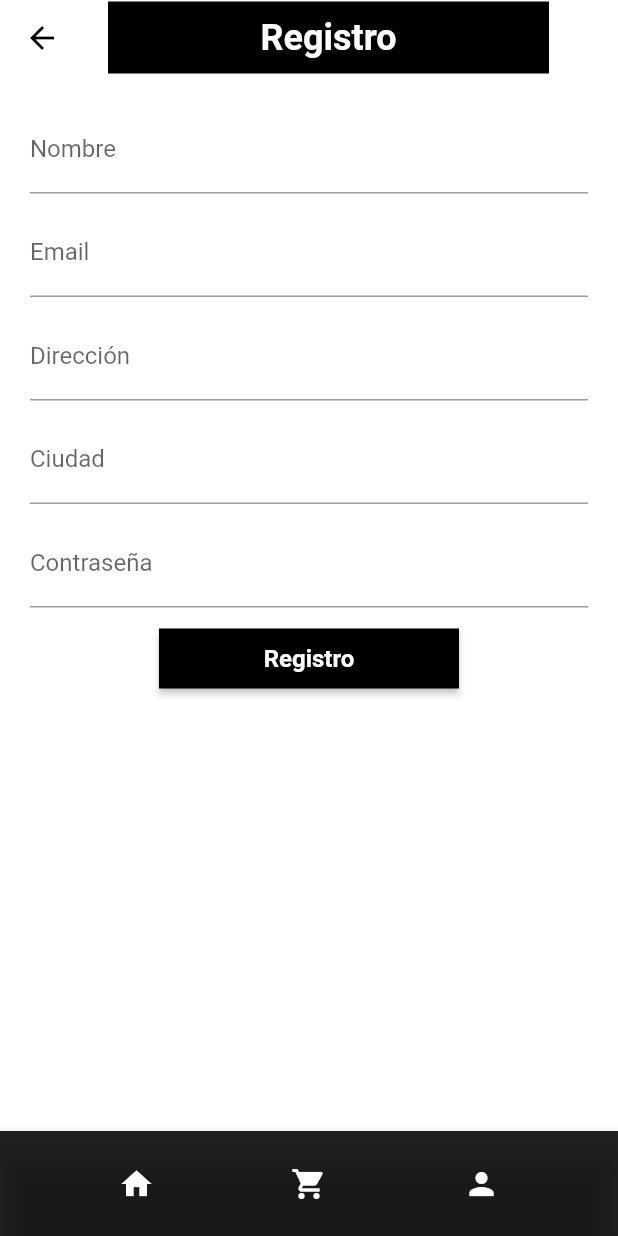
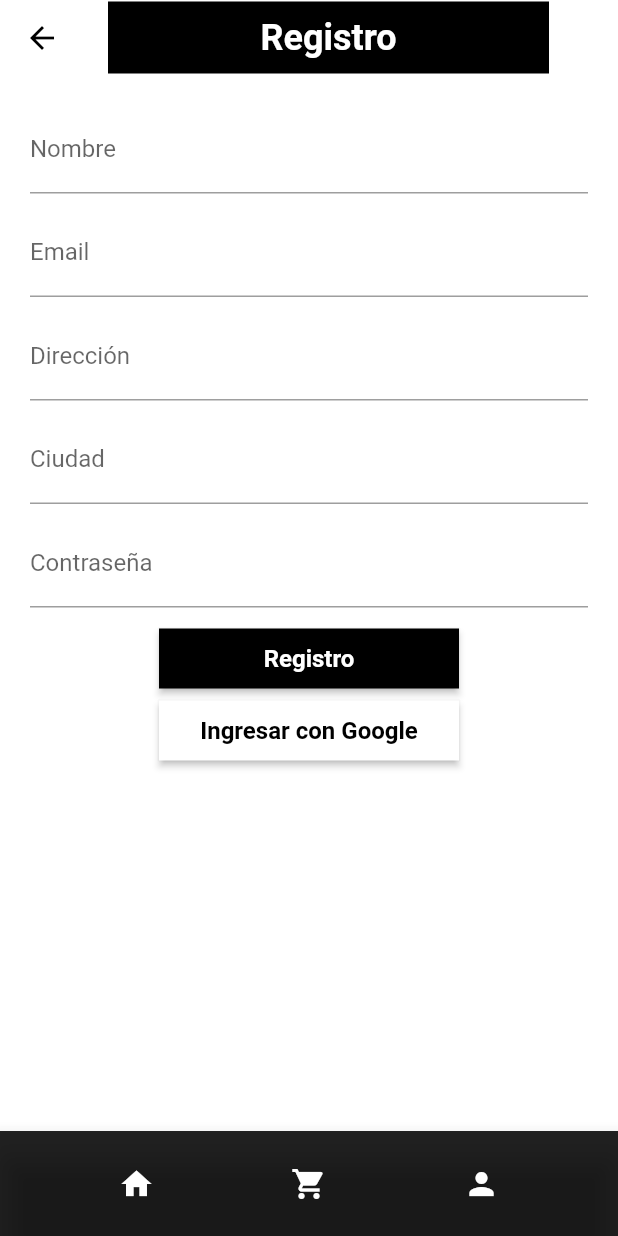
Before and after one commit to ivansing/liquor_store, a Flutter app: the SignUpScreen screen opened by its route, on a phone screen of 412 x 824 dp. Run offline on Flutter 3.47's test engine with Material 2 defaults, Android fonts, the phone set to English and light mode, and no system bars; our stand-ins replace bloc, carousel_slider, cloud_firestore, equatable, firebase_auth, firebase_core and 6 more; missing offline and left inert: pay; accounts and stored records are empty; network calls fail; Roboto replaces fonts that are missing (Avenir).

Commit message:
rename local and remote project github

```diff
--- a/lib/app/myapp.dart
+++ b/lib/app/myapp.dart
@@ -8,14 +8,6 @@ import 'package:flutter/material.dart';
 import 'package:flutter_bloc/flutter_bloc.dart';
 
 class MyApp extends StatelessWidget {
-  /*  const MyApp({
-    super.key,
-    required AuthRepository authRepository,
-  }) : _authRepository = authRepository;
-
-  final AuthRepository _authRepository; */
-
-  // This widget is the root of your application.
   @override
   Widget build(BuildContext context) {
     return MultiRepositoryProvider(
@@ -87,17 +79,13 @@ class MyApp extends StatelessWidget {
             ),
           ),
         ],
-        child: const MyAppView(),
+        child: MyAppView(),
       ),
     );
   }
 }
 
 class MyAppView extends StatelessWidget {
-  const MyAppView({
-    Key? key,
-  }) : super(key: key);
-
   @override
   Widget build(BuildContext context) {
     return MaterialApp(
@@ -109,27 +97,3 @@ class MyAppView extends StatelessWidget {
     );
   }
 }
-
-/* class MyAppView2 extends StatefulWidget {
-  const MyAppView2({Key? key}) : super(key: key);
-
-  @override
-  State<MyAppView2> createState() => _MyAppViewState();
-}
- */
-/* class _MyAppView2State extends State<MyAppView2> {
-  final _navigatorKey = GlobalKey<NavigatorState>();
-  NavigatorState? get _navigator => _navigatorKey.currentState;
-
-  @override
-  Widget build(BuildContext context) {
-    return MaterialApp(
-      debugShowCheckedModeBanner: false,
-      title: 'Licoreria App',
-      theme: theme(),
-      navigatorKey: _navigatorKey,
-      onGenerateRoute: AppRouter.onGenerateRoute,
-      initialRoute: SplashScreen.routeName,
-    );
-  }
-} */
--- a/lib/config/app_router.dart
+++ b/lib/config/app_router.dart
@@ -9,22 +9,19 @@ class AppRouter {
     print('Esta es la ruta: ${settings.name}');
 
     switch (settings.name) {
-
       case '/':
-      return HomeScreen.route();
-     /*  case HomeScreen.routeName:
-        return HomeScreen.route(); */
+        return HomeScreen.route();
 
       case HomeScreen.routeName:
-      return HomeScreen.route();
+        return HomeScreen.route();
 
       case SplashScreen.routeName:
         return SplashScreen.route();
 
-       case SignUpScreen.routeName:
+      case SignUpScreen.routeName:
         return SignUpScreen.route();
 
-       case LoginScreen.routeName:
+      case LoginScreen.routeName:
         return LoginScreen.route();
 
       case CartScreen.routeName:
--- a/lib/models/cart_model.dart
+++ b/lib/models/cart_model.dart
@@ -29,7 +29,7 @@ class Cart extends Equatable {
   double get subtotal =>
       products.fold(0, (total, current) => total + current.price);
 
-  double deliveryFee(subtotal) {
+   double deliveryFee(subtotal) {
     if (subtotal >= 200000) {
       return 0.0;
     } else {
--- a/lib/models/category_model.dart
+++ b/lib/models/category_model.dart
@@ -5,48 +5,18 @@ class Category extends Equatable {
   final String name;
   final String imageUrl;
 
-
   const Category({
     required this.name,
     required this.imageUrl,
-
   });
 
   @override
   List<Object?> get props => [
         name,
         imageUrl,
-
       ];
 
-  /* static Category fromSnapshot(DocumentSnapshot snapshot) {
-    Category category = Category(
-      name: snapshot['name'],
-      imageUrl: snapshot['imageUrl'],
-    );
-    return category;
-  } */
-
-  Category.fromSnapshot(DocumentSnapshot<Map<String, dynamic>> snapshot) :
-      name = snapshot.get('name'),
-      imageUrl = snapshot.get('imageUrl');
-
-
-
-
-
-  /* static List<Category> categories = [
-    Category(
-        name: 'Aguardientes',
-        imageUrl:
-            'https://images.unsplash.com/photo-1520342868574-5fa3804e551c?ixlib=rb-0.3.5&ixid=eyJhcHBfaWQiOjEyMDd9&s=6ff92caffcdd63681a35134a6770ed3b&auto=format&fit=crop&w=1951&q=80'),
-    Category(
-        name: 'Whiskey',
-        imageUrl:
-            'https://images.unsplash.com/photo-1522205408450-add114ad53fe?ixlib=rb-0.3.5&ixid=eyJhcHBfaWQiOjEyMDd9&s=368f45b0888aeb0b7b08e3a1084d3ede&auto=format&fit=crop&w=1950&q=80'),
-    Category(
-        name: 'Cervezas',
-        imageUrl:
-            'https://images.unsplash.com/photo-1519125323398-675f0ddb6308?ixlib=rb-0.3.5&ixid=eyJhcHBfaWQiOjEyMDd9&s=94a1e718d89ca60a6337a6008341ca50&auto=format&fit=crop&w=1950&q=80'),
-  ]; */
+  Category.fromSnapshot(DocumentSnapshot<Map<String, dynamic>> snapshot)
+      : name = snapshot.get('name'),
+        imageUrl = snapshot.get('imageUrl');
 }
--- a/lib/models/checkout_model.dart
+++ b/lib/models/checkout_model.dart
@@ -3,10 +3,7 @@ import 'package:equatable/equatable.dart';
 
 class Checkout extends Equatable {
   final User? user;
-  /* final String? fullName;
-  final String? email;
-  final String? address;
-  final String? city; */
+
   final List<Product>? products;
   final String? subtotal;
   final String? deliveryFee;
@@ -14,10 +11,6 @@ class Checkout extends Equatable {
 
   const Checkout({
     this.user = User.empty,
-    /* required this.fullName,
-    required this.email,
-    required this.address,
-    required this.city, */
     required this.products,
     required this.subtotal,
     required this.deliveryFee,
@@ -34,15 +27,7 @@ class Checkout extends Equatable {
       ];
 
   Map<String, Object> toDocument() {
-    /*  Map customerAddress = {};
-    customerAddress['address'] = address;
-    customerAddress['city'] = city;
-    customerAddress['email'] = email; */
-
     return {
-      /* 'customerAddress': customerAddress,
-      'customerName': fullName!,
-      'customerEmail': email!, */
       'user': user?.toDocument() ?? User.empty.toDocument(),
       'products': products!.map((product) => product.name).toList(),
       'subtotal': subtotal!,
--- a/lib/models/product_model.dart
+++ b/lib/models/product_model.dart
@@ -6,22 +6,14 @@ part 'product_model.g.dart';
 
 @HiveType(typeId: 0)
 class Product extends Equatable {
-  @HiveField(0)
   final String id;
-  @HiveField(1)
   final String name;
-  @HiveField(2)
   final String category;
-  @HiveField(3)
   final String imageUrl;
-  @HiveField(4)
   final double price;
-  @HiveField(5)
+
   final bool isRecommended;
-  @HiveField(6)
   final bool isPopular;
-
-
 
   const Product({
     required this.id,
@@ -55,61 +47,4 @@ class Product extends Equatable {
         isRecommended:
             data.containsKey('isRecommended') ? data['isRecommended'] : false);
   }
-
-  /* static List<Product> products = [
-    Product(
-        id: '1',
-        name: 'Nectar Verde',
-        category: 'Aguardientes',
-        imageUrl:
-            'https://catmartini.co/wp-content/uploads/Aguardiente-Nectar-Verde-750ml.jpg',
-        price: 45000,
-        isRecommended: true,
-        isPopular: false),
-    Product(
-        id: '2',
-        name: 'Sello Negro',
-        category: 'Whiskey',
-        imageUrl:
-            'https://images.unsplash.com/photo-1522205408450-add114ad53fe?ixlib=rb-0.3.5&ixid=eyJhcHBfaWQiOjEyMDd9&s=368f45b0888aeb0b7b08e3a1084d3ede&auto=format&fit=crop&w=1950&q=80',
-        price: 110000,
-        isRecommended: true,
-        isPopular: false),
-    Product(
-        id: '3',
-        name: 'Poker',
-        category: 'Cervezas',
-        imageUrl:
-            'https://i.pinimg.com/236x/0f/0d/3e/0f0d3e2fdfe9bf817e6160f335efbf01.jpg',
-        price: 25000,
-        isRecommended: true,
-        isPopular: false),
-    Product(
-        id: '4',
-        name: 'Nectar Azul',
-        category: 'Aguardientes',
-        imageUrl:
-            'https://http2.mlstatic.com/D_NQ_NP_636607-MCO48126695332_112021-V.webp',
-        price: 50000,
-        isRecommended: true,
-        isPopular: true),
-    Product(
-        id: '5',
-        name: 'Sello Rojo',
-        category: 'Whiskey',
-        imageUrl:
-            'https://st.depositphotos.com/2121815/4953/i/450/depositphotos_49530735-stock-photo-johnnie-walker-red-label-blended.jpg',
-        price: 82000,
-        isRecommended: true,
-        isPopular: true),
-    Product(
-        id: '6',
-        name: 'Aguila',
-        category: 'Cervezas',
-        imageUrl:
-            'https://www.cervezaaguila.com/sites/g/files/yrakuj311/files/2022-02/aguila-original.png',
-        price: 20000,
-        isRecommended: true,
-        isPopular: true),
-  ]; */
 }
--- a/lib/repositories/auth/auth_repository.dart
+++ b/lib/repositories/auth/auth_repository.dart
@@ -84,141 +84,9 @@ class AuthRepository {
     } catch (_) {}
   }
 
-  /*  Stream<User> get user {
-    return _firebaseAuth.authStateChanges().map((firebaseUser) {
-      return firebaseUser == null ? User.empty : firebaseUser.toUser;
-    });
-  } */
 
-  /* // Return current user [User.empty]
-  User get currentUser {
-    return User.empty;
-  }
 
-  // Create new User with email and password
-  Future<void> signUp({
-    required String email,
-    required String password,
-  }) async {
-    try {
-      await _firebaseAuth.createUserWithEmailAndPassword(
-        email: email,
-        password: password,
-      );
-    } on auth.FirebaseAuthException catch (e) {
-      throw SignUpWithEmailAndPasswordFailure.fromCode(e.code);
-    } catch (_) {
-      throw const SignUpWithEmailAndPasswordFailure();
-    }
-  }
 
-  // SignIn with Email and Password
-  Future<void> logInWithEmailAndPassword({
-    required String email,
-    required String password,
-  }) async {
-    try {
-      await _firebaseAuth.signInWithEmailAndPassword(
-        email: email,
-        password: password,
-      );
-    } on auth.FirebaseAuthException catch (e) {
-      throw LogInWithEmailAndPasswordFailure.fromCode(e.code);
-    } catch (_) {
-      throw const LogInWithEmailAndPasswordFailure();
-    }
-  }
-
-// Sign out the current user
-  Future<void> logOut() async {
-    try {
-      await Future.wait([_firebaseAuth.signOut()]);
-    } catch (_) {
-      throw LogOutFailure();
-    }
-  }
-}
-
-// Return a list of Auth Users
-extension on auth.User {
-  User get toUser {
-    return User(id: uid, email: email, fullName: displayName);
-  }
-}
-
-class SignUpWithEmailAndPasswordFailure implements Exception {
-  /// {@macro sign_up_with_email_and_password_failure}
-  const SignUpWithEmailAndPasswordFailure([
-    this.message = 'An unknown exception occurred.',
-  ]);
-
-  /// Create an authentication message
-  /// from a firebase authentication exception code.
-  /// https://pub.dev/documentation/firebase_auth/latest/firebase_auth/FirebaseAuth/createUserWithEmailAndPassword.html
-  factory SignUpWithEmailAndPasswordFailure.fromCode(String code) {
-    switch (code) {
-      case 'correo invalido':
-        return const SignUpWithEmailAndPasswordFailure(
-          'El email es invalido o no esta correctamente escrito.',
-        );
-      case 'user-disabled':
-        return const SignUpWithEmailAndPasswordFailure(
-          'Este usuario no esta activo. Contactar soporte.',
-        );
-      case 'email-already-in-use':
-        return const SignUpWithEmailAndPasswordFailure(
-          'Ya existe una cuenta para este correo.',
-        );
-      case 'operation-not-allowed':
-        return const SignUpWithEmailAndPasswordFailure(
-          'La operación no esta permitida.  Contactar soporte.',
-        );
-      case 'weak-password':
-        return const SignUpWithEmailAndPasswordFailure(
-          'Por favor suministrar una contraseña mas fuerte.',
-        );
-      default:
-        return const SignUpWithEmailAndPasswordFailure();
-    }
-  }
-
-  /// The associated error message.
-  final String message;
-}
-
-class LogInWithEmailAndPasswordFailure implements Exception {
-  /// {@macro log_in_with_email_and_password_failure}
-  const LogInWithEmailAndPasswordFailure([
-    this.message = 'Ocurrio una excepción desconocida.',
-  ]);
-
-  /// Create an authentication message
-  /// from a firebase authentication exception code.
-  factory LogInWithEmailAndPasswordFailure.fromCode(String code) {
-    switch (code) {
-      case 'correo invalido':
-        return const LogInWithEmailAndPasswordFailure(
-          'El email es invalido o no esta correctamente escrito.',
-        );
-      case 'user-disabled':
-        return const LogInWithEmailAndPasswordFailure(
-          'Este usuario no esta activo. Contactar soporte.',
-        );
-      case 'user-not-found':
-        return const LogInWithEmailAndPasswordFailure(
-          'No se encuentra este email, por favor crea una cuenta.',
-        );
-      case 'wrong-password':
-        return const LogInWithEmailAndPasswordFailure(
-          'Contraseña incorrecta, prueba otra vez por favor.',
-        );
-      default:
-        return const LogInWithEmailAndPasswordFailure();
-    }
-  }
-
-  /// The associated error message.
-  final String message; */
 }
 
 class LogOutFailure implements Exception {}
--- a/lib/screens/category/category_screen.dart
+++ b/lib/screens/category/category_screen.dart
@@ -42,7 +42,7 @@ class CategoryScreen extends StatelessWidget {
                       .toList();
                   return GridView.builder(
                     shrinkWrap: true,
-                    physics: NeverScrollableScrollPhysics(),
+                    physics: const NeverScrollableScrollPhysics(),
                     padding: const EdgeInsets.symmetric(
                       horizontal: 8.0,
                       vertical: 16.0,
--- a/lib/screens/register/signup_screen.dart
+++ b/lib/screens/register/signup_screen.dart
@@ -26,7 +26,6 @@ class SignUpScreen extends StatelessWidget {
         child: BlocBuilder<SignUpCubit, SignupState>(
           builder: (context, state) {
             return SingleChildScrollView(
-
               child: Column(
                 mainAxisAlignment: MainAxisAlignment.center,
                 children: [
@@ -81,6 +80,24 @@ class SignUpScreen extends StatelessWidget {
                           .copyWith(color: Colors.white),
                     ),
                   ),
+                  ElevatedButton(
+                    onPressed: () {
+                      context.read<LoginCubit>().logInWithGoogle();
+                      Navigator.pushNamed(context, '/profile');
+                    },
+                    style: ElevatedButton.styleFrom(
+                      shape: const RoundedRectangleBorder(),
+                      primary: Colors.white,
+                      fixedSize: const Size(200, 40),
+                    ),
+                    child: Text(
+                      'Ingresar con Google',
+                      style: Theme.of(context)
+                          .textTheme
+                          .headline4!
+                          .copyWith(color: Colors.black),
+                    ),
+                  ),
                 ],
               ),
             );
--- a/lib/widgets/search_box.dart
+++ b/lib/widgets/search_box.dart
@@ -3,8 +3,6 @@ import 'package:ecommerce_app/models/models.dart';
 import 'package:ecommerce_app/widgets/product_card.dart';
 import 'package:flutter/cupertino.dart';
 import 'package:flutter/material.dart';
-import 'package:flutter/src/foundation/key.dart';
-import 'package:flutter/src/widgets/framework.dart';
 import 'package:flutter_bloc/flutter_bloc.dart';
 
 class SearchBox extends StatelessWidget {
--- a/lib/widgets/widgets.dart
+++ b/lib/widgets/widgets.dart
@@ -4,7 +4,6 @@ export 'carousel_card.dart';
 export 'section_title.dart';
 export 'product_card.dart';
 export 'product_carousel.dart';
-//export 'cart_product_card.dart';
 export 'order_summary.dart';
 export 'order_summary_product_cart.dart';
 export 'credit_card.dart';
```
Also changed, not shown: lib/main.dart (+1 -6 lines), lib/screens/home/home_screen.dart (+8 -19 lines), lib/screens/product/product_screen.dart (+16 -60 lines), lib/screens/splash/splash_screen.dart (+3 -12 lines), lib/screens/login/login_screen.dart (line endings or trailing spaces), 4 other files.
